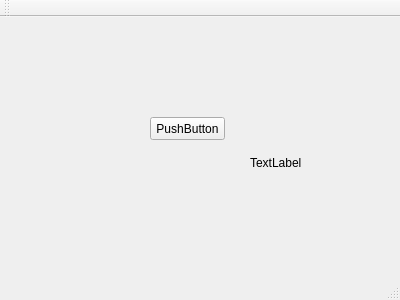
This is capture/mainwindow.ui in supermanc88/WeiTalk as Qt 5 draws it before an edit. The edited form follows.
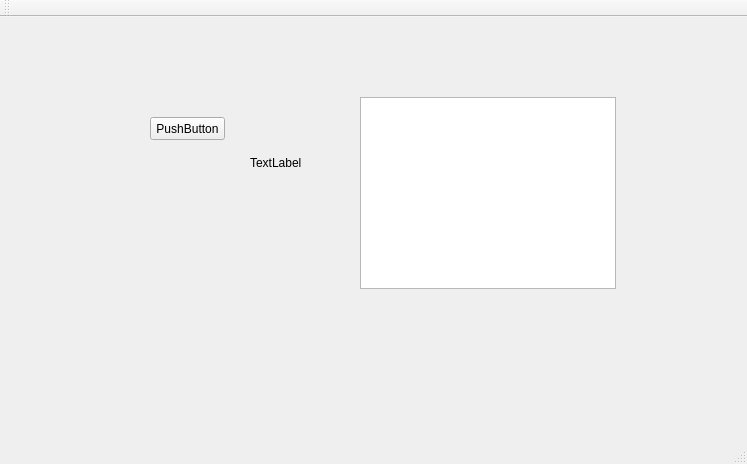
This is the edited form.

Commit message: 添加从剪切板保存图片和TextBrowser插入图片

What changed in the file:
```diff
--- a/capture/mainwindow.ui
+++ b/capture/mainwindow.ui
@@ -6,8 +6,8 @@
    <rect>
     <x>0</x>
     <y>0</y>
-    <width>400</width>
-    <height>300</height>
+    <width>747</width>
+    <height>464</height>
    </rect>
   </property>
   <property name="windowTitle">
@@ -40,6 +40,16 @@
      <string>TextLabel</string>
     </property>
    </widget>
+   <widget class="QTextBrowser" name="textBrowser">
+    <property name="geometry">
+     <rect>
+      <x>360</x>
+      <y>80</y>
+      <width>256</width>
+      <height>192</height>
+     </rect>
+    </property>
+   </widget>
   </widget>
   <widget class="QMenuBar" name="menuBar">
    <property name="geometry">
```
Left out of the diff: 2 changed lines with no effect on the pictures. The commit also changes 11 other files.
